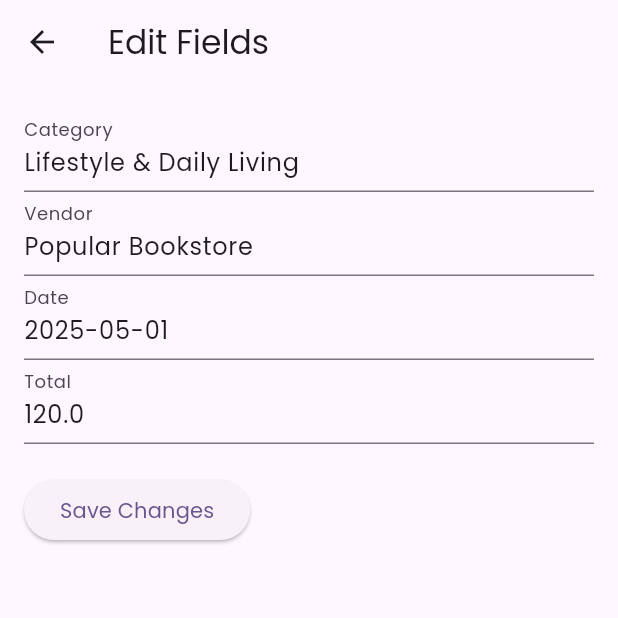
After one commit to Jiunhong712/Tax_Assistant, a Flutter app: the EditPage screen opened directly with sample values from the repository, on a phone screen of 412 x 824 dp, the top half of it. The commit adds this screen. Run offline on Flutter 3.47's test engine with Material 3 defaults, Android fonts, the light colour scheme and no system bars; our stand-ins replace file_picker, get; missing offline and left inert: universal_html.

Commit message:
Added edit screen for scanned documents

```diff
--- /dev/null
+++ b/taxassistant/lib/edit_page/edit_page.dart
@@ -0,0 +1,83 @@
+import 'package:flutter/material.dart';
+import '../models/mock_data.dart'; // Import the Expense model
+
+class EditPage extends StatefulWidget {
+  final Expense expense; // Add a final field to accept the expense data
+
+  const EditPage({Key? key, required this.expense}) : super(key: key);
+
+  @override
+  _EditPageState createState() => _EditPageState();
+}
+
+class _EditPageState extends State<EditPage> {
+  // Define TextEditingControllers for each field
+  late TextEditingController _categoryController;
+  late TextEditingController _vendorController;
+  late TextEditingController _dateController;
+  late TextEditingController _totalController;
+
+  @override
+  void initState() {
+    super.initState();
+    // Initialize controllers with the expense data
+    _categoryController = TextEditingController(text: widget.expense.category);
+    _vendorController = TextEditingController(text: widget.expense.vendor);
+    _dateController = TextEditingController(text: widget.expense.date);
+    _totalController = TextEditingController(
+      text: widget.expense.total.toString(),
+    );
+  }
+
+  @override
+  void dispose() {
+    // Dispose controllers when the widget is removed
+    _categoryController.dispose();
+    _vendorController.dispose();
+    _dateController.dispose();
+    _totalController.dispose();
+    super.dispose();
+  }
+
+  @override
+  Widget build(BuildContext context) {
+    return Scaffold(
+      appBar: AppBar(title: const Text('Edit Fields')),
+      body: Padding(
+        padding: const EdgeInsets.all(16.0),
+        child: Column(
+          crossAxisAlignment: CrossAxisAlignment.start,
+          children: [
+            TextFormField(
+              controller: _categoryController,
+              decoration: const InputDecoration(labelText: 'Category'),
+            ),
+            TextFormField(
+              controller: _vendorController,
+              decoration: const InputDecoration(labelText: 'Vendor'),
+            ),
+            TextFormField(
+              controller: _dateController,
+              decoration: const InputDecoration(labelText: 'Date'),
+            ),
+            TextFormField(
+              controller: _totalController,
+              decoration: const InputDecoration(labelText: 'Total'),
+              keyboardType: TextInputType.number, // Set keyboard type for total
+            ),
+            const SizedBox(height: 20),
+            ElevatedButton(
+              onPressed: () {
+                // TODO: Implement save logic
+                print('Save button pressed');
+                // You would typically update the expense object and navigate back
+                // Navigator.pop(context, updatedExpense);
+              },
+              child: const Text('Save Changes'),
+            ),
+          ],
+        ),
+      ),
+    );
+  }
+}
--- a/taxassistant/lib/history page/history_controller.dart
+++ b/taxassistant/lib/history page/history_controller.dart
@@ -141,6 +141,16 @@ class HistoryController extends GetxController {
       category: 'Retirement & Investment',
     ),
   ];
+
+  // Getter to get unique categories from mock data
+  List<String> get uniqueCategories {
+    final expenseCategories =
+        mockExpenses.map((expense) => expense.category).toList();
+    final incomeCategories =
+        mockIncome.map((income) => income.category).toList();
+    final allCategories = [...expenseCategories, ...incomeCategories];
+    return allCategories.toSet().toList();
+  }
 
   final List<Income> mockIncome = [
     // December 2024
```
Also changed, not shown: taxassistant/lib/upload page/upload_page.dart (+14 -6 lines).
